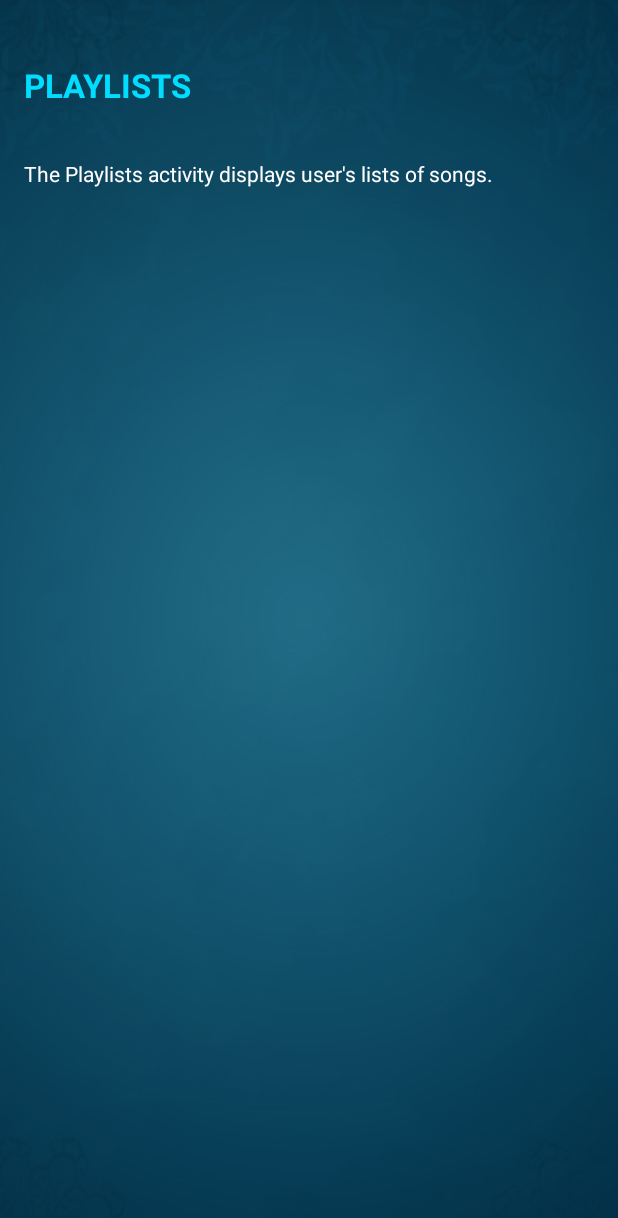
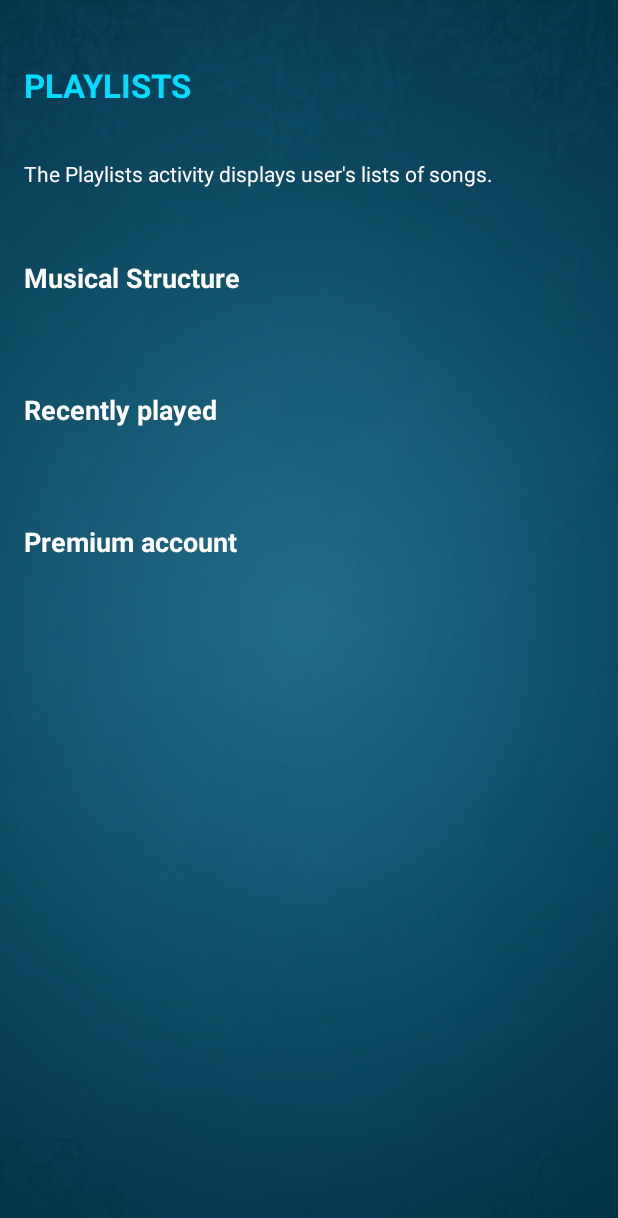
Before and after one commit to bartonovajulie/MusicApp, an Android app: the Playlists screen opened directly, with no data from a screen before it, on a phone screen of 412 x 824 dp. Shown: the top 1218 px of the screen. Run offline under Robolectric (Android 15) with nearby library versions, the phone set to English and light mode, and no system bars.

Commit message:
Add the main menu to other activities.

```diff
--- a/app/src/main/java/com/example/android/musicapp/Playlists.java
+++ b/app/src/main/java/com/example/android/musicapp/Playlists.java
@@ -1,7 +1,12 @@
 package com.example.android.musicapp;
 
+import android.content.Intent;
 import android.support.v7.app.AppCompatActivity;
 import android.os.Bundle;
+import android.view.View;
+import android.widget.TextView;
+
+import static com.example.android.musicapp.R.string.playlists;
 
 public class Playlists extends AppCompatActivity {
 
@@ -9,5 +14,36 @@ public class Playlists extends AppCompatActivity {
     protected void onCreate(Bundle savedInstanceState) {
         super.onCreate(savedInstanceState);
         setContentView(R.layout.activity_playlists);
+
+        // Find views
+        TextView recently_played = (TextView) findViewById(R.id.text_view_recently_played);
+        TextView main = (TextView) findViewById(R.id.text_view_main);
+        TextView premium_account = (TextView) findViewById(R.id.text_view_premium_account);
+
+        // Set a click listeners on these views
+        // RecentlyPlayed
+        recently_played.setOnClickListener(new View.OnClickListener() {
+            @Override
+            public void onClick(View view) {
+                Intent numbersIntent = new Intent(Playlists.this, RecentlyPlayed.class);
+                startActivity(numbersIntent);
+            }
+        });
+        // Main Activity
+        main.setOnClickListener(new View.OnClickListener() {
+            @Override
+            public void onClick(View view) {
+                Intent numbersIntent = new Intent(Playlists.this, MainActivity.class);
+                startActivity(numbersIntent);
+            }
+        });
+        // PremiumAccount
+        premium_account.setOnClickListener(new View.OnClickListener() {
+            @Override
+            public void onClick(View view) {
+                Intent numbersIntent = new Intent(Playlists.this, PremiumAccount.class);
+                startActivity(numbersIntent);
+            }
+        });
     }
 }
--- a/app/src/main/res/layout/activity_playlists.xml
+++ b/app/src/main/res/layout/activity_playlists.xml
@@ -18,4 +18,19 @@
         android:text="@string/playlists_description" />
     <!-- / DESCRIPTION -->
 
+    <!-- MENU -->
+    <TextView
+        android:id="@+id/text_view_main"
+        style="@style/CategoryStyle"
+        android:text="@string/main_activity" />
+    <TextView
+        android:id="@+id/text_view_recently_played"
+        style="@style/CategoryStyle"
+        android:text="@string/recently_played" />
+    <TextView
+        android:id="@+id/text_view_premium_account"
+        style="@style/CategoryStyle"
+        android:text="@string/premium_account" />
+    <!-- /MENU -->
+
 </LinearLayout>
```
Also changed, not shown: app/src/main/java/com/example/android/musicapp/PremiumAccount.java (+34 -0 lines), app/src/main/java/com/example/android/musicapp/RecentlyPlayed.java (+34 -0 lines), app/src/main/res/layout/activity_premium_account.xml (+15 -0 lines), app/src/main/res/layout/activity_recently_played.xml (+17 -0 lines).
